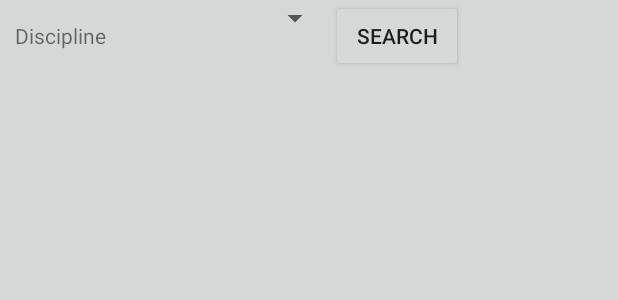
After one commit to meapypai/meapy, an Android app: the layout activity_discipline_posts.xml on its own in the app's theme, with its tools: preview values and no code run, on a phone screen of 412 x 824 dp. The commit adds this screen. Shown: the top 300 px of the screen. Run offline under Robolectric (Android 15) with nearby library versions, the phone set to English and light mode, and no system bars.

Commit message:
adding details to discipline activity when click on a discipline from navigation view

```diff
--- a/app/build.gradle
+++ b/app/build.gradle
@@ -43,4 +43,5 @@ dependencies {
 
 
 
+
 apply plugin: 'com.google.gms.google-services'
--- /dev/null
+++ b/app/src/main/res/layout/activity_discipline_posts.xml
@@ -0,0 +1,40 @@
+<?xml version="1.0" encoding="utf-8"?>
+<RelativeLayout xmlns:android="http://schemas.android.com/apk/res/android"
+    xmlns:app="http://schemas.android.com/apk/res-auto"
+    xmlns:tools="http://schemas.android.com/tools"
+    android:layout_width="match_parent"
+    android:layout_height="match_parent"
+    tools:context="project.meapy.meapy.DisciplinePostsActivity"
+    android:background="@color/background">
+
+    <LinearLayout
+        android:layout_width="match_parent"
+        android:layout_height="wrap_content"
+        android:layout_marginLeft="10dp"
+        android:id="@+id/headerDiscPosts">
+       <TextView
+           android:layout_width="wrap_content"
+           android:layout_height="wrap_content"
+           android:text="Discipline"
+           />
+        <Spinner
+            android:layout_width="150dp"
+            android:layout_height="wrap_content"
+            android:id="@+id/spinnerDiscPosts"></Spinner>
+        <Button
+            android:layout_width="wrap_content"
+            android:layout_height="wrap_content"
+            android:text="search"
+            />
+
+    </LinearLayout>
+    <ListView
+        android:layout_below="@id/headerDiscPosts"
+        android:layout_width="match_parent"
+        android:layout_height="match_parent"
+        android:id="@+id/listPostDiscPosts">
+
+
+    </ListView>
+
+</RelativeLayout>
```
Also changed, not shown: app/src/main/AndroidManifest.xml (+6 -4 lines), app/src/main/java/project/meapy/meapy/DisciplinePostsActivity.java (added, +88 -0 lines), app/src/main/java/project/meapy/meapy/groups/OneGroupActivity.java (+22 -14 lines).
